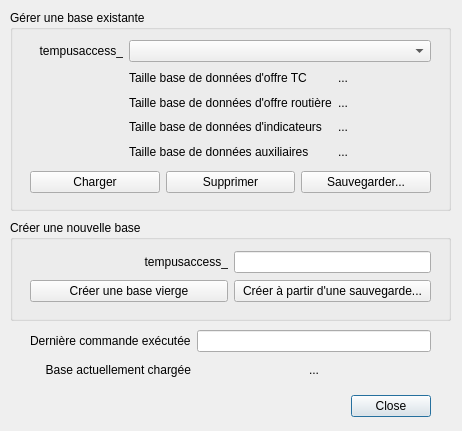
Qt form forms/Ui_manage_db_dialog.ui (datagistips/territoires-ville.TempusAccess) before a commit.
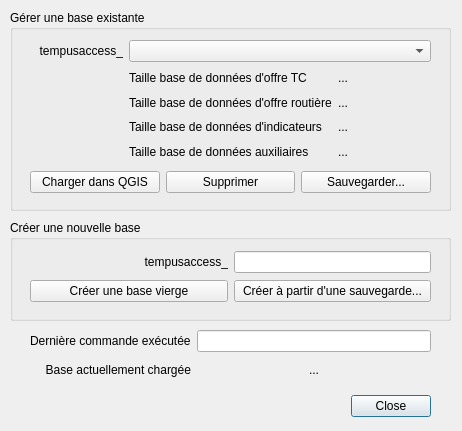
The same form after that commit.

```diff
--- a/forms/Ui_manage_db_dialog.ui
+++ b/forms/Ui_manage_db_dialog.ui
@@ -163,7 +163,7 @@
      <item>
       <widget class="QPushButton" name="pushButtonLoad">
        <property name="text">
-        <string>Charger</string>
+        <string>Charger dans QGIS</string>
        </property>
       </widget>
      </item>
```
